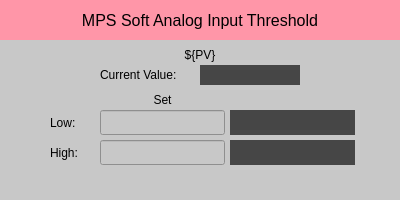
Qt form mps_sw_analog_threshold.ui (ad-build-test/pydm-mps) before a commit.
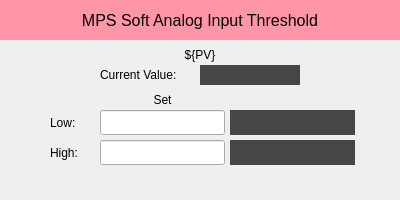
The same form after that commit. Custom widgets are drawn as their Qt base class.

Commit message: Change style sheet

Diff of the .ui file:
```diff
--- a/mps_sw_analog_threshold.ui
+++ b/mps_sw_analog_threshold.ui
@@ -23,7 +23,7 @@
     </rect>
    </property>
    <property name="styleSheet">
-    <string notr="true">background-color: rgb(200, 200, 200);</string>
+    <string notr="true"/>
    </property>
    <property name="frameShape">
     <enum>QFrame::NoFrame</enum>
```
